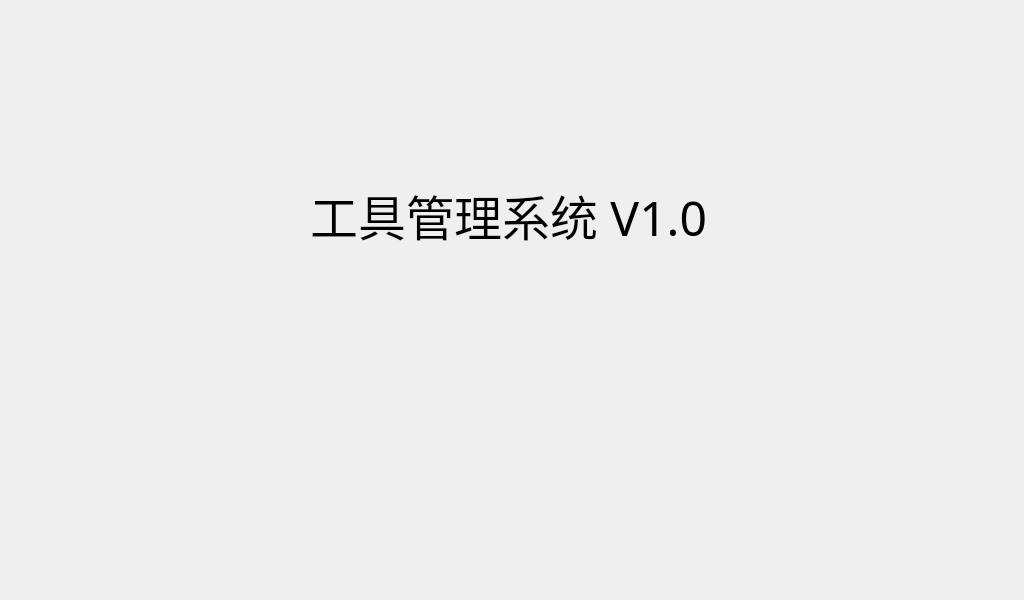
First picture: the form in QTClient/welcome.ui, repository sunjiangbo/gyTool-Manager, before the edit.
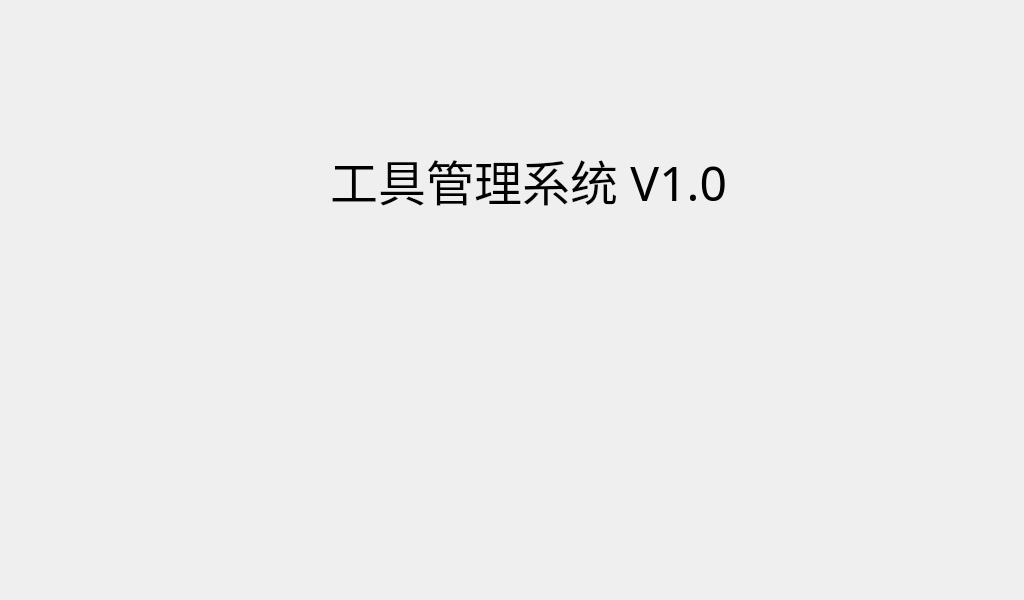
Second picture: the form after the edit. Icons and pictures are not drawn.

Patch:
```diff
--- a/QTClient/welcome.ui
+++ b/QTClient/welcome.ui
@@ -22,9 +22,9 @@
   <widget class="QLabel" name="label">
    <property name="geometry">
     <rect>
-     <x>220</x>
-     <y>70</y>
-     <width>581</width>
+     <x>230</x>
+     <y>20</y>
+     <width>601</width>
      <height>81</height>
     </rect>
    </property>
@@ -38,10 +38,10 @@
   <widget class="QLabel" name="label_3">
    <property name="geometry">
     <rect>
-     <x>310</x>
-     <y>180</y>
-     <width>411</width>
-     <height>71</height>
+     <x>330</x>
+     <y>140</y>
+     <width>461</width>
+     <height>81</height>
     </rect>
    </property>
    <property name="font">
@@ -57,8 +57,8 @@
   <widget class="QLabel" name="label_2">
    <property name="geometry">
     <rect>
-     <x>410</x>
-     <y>270</y>
+     <x>420</x>
+     <y>250</y>
      <width>181</width>
      <height>271</height>
     </rect>
```
